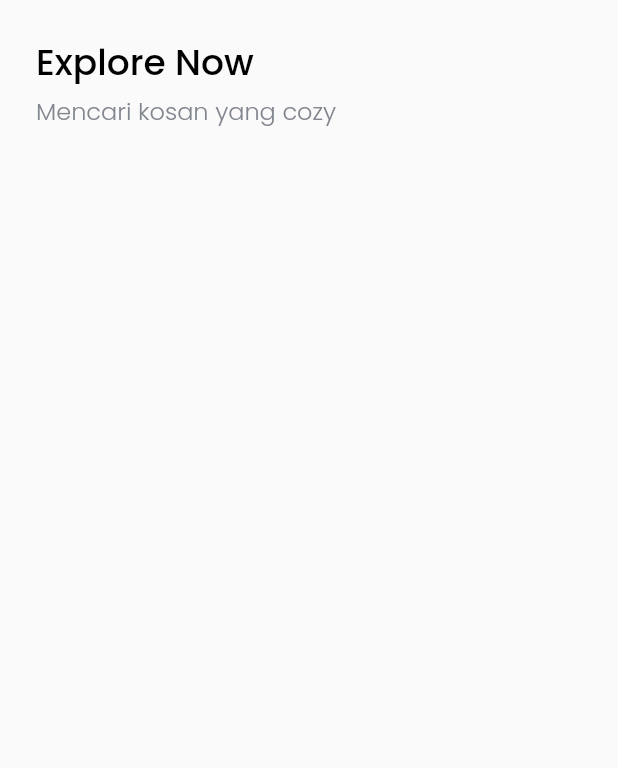
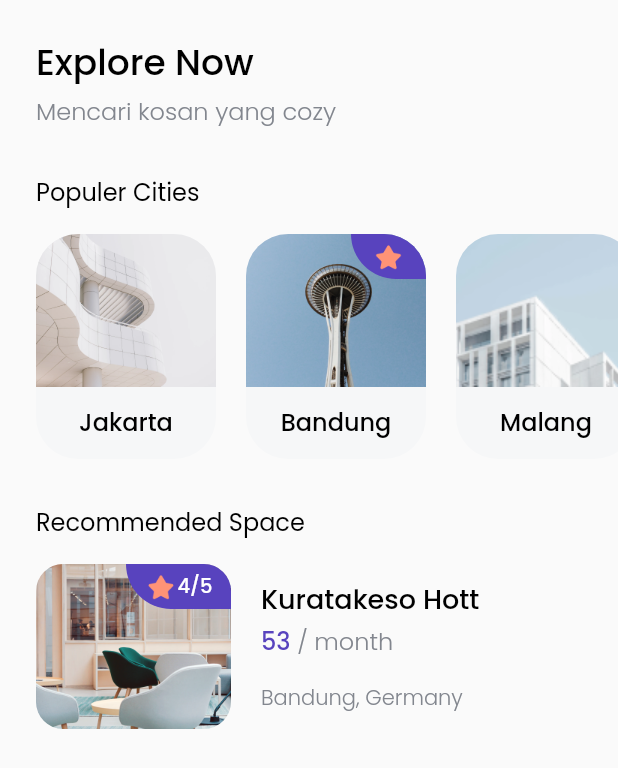
Before and after one commit to aristrisnawan/find-house, a Flutter app: the HomePage screen opened directly, on a phone screen of 412 x 824 dp. Shown: the top 768 px of the screen. Run offline on Flutter 3.47's test engine with Material 2 defaults, Android fonts, the phone set to English and light mode, and no system bars; our stand-ins replace google_fonts.

Commit message:
add popular cities & recommended space

```diff
--- /dev/null
+++ b/lib/models/city.dart
@@ -0,0 +1,8 @@
+class City {
+  int id;
+  String name;
+  String imageUrl;
+  bool isPopuler;
+
+  City({required this.id, required this.name, required this.imageUrl,  this.isPopuler = false});
+}
--- a/lib/pages/home_page.dart
+++ b/lib/pages/home_page.dart
@@ -1,4 +1,7 @@
+import 'package:find_house/models/city.dart';
 import 'package:find_house/theme.dart';
+import 'package:find_house/widgets/city_card.dart';
+import 'package:find_house/widgets/space_card.dart';
 import 'package:flutter/material.dart';
 
 class HomePage extends StatelessWidget {
@@ -10,10 +13,10 @@ class HomePage extends StatelessWidget {
       body: SafeArea(
           child: Padding(
         padding: EdgeInsets.symmetric(vertical: edge),
-        child: ListView(
-          children: [
+        child: ListView(children: [
           Padding(
             padding: EdgeInsets.only(left: edge),
+            // NOTE: TITLE/HEADER
             child: Text(
               "Explore Now",
               style: blackTextStyle.copyWith(fontSize: 24),
@@ -24,13 +27,85 @@ class HomePage extends StatelessWidget {
           ),
           Padding(
             padding: EdgeInsets.only(left: edge),
-            child: Text("Mencari kosan yang cozy",style: greyTextStyle.copyWith(
-              fontSize: 16
-            ),),
+            child: Text(
+              "Mencari kosan yang cozy",
+              style: greyTextStyle.copyWith(fontSize: 16),
             ),
-            SizedBox(
-              height: 30,
-            )
+          ),
+          SizedBox(
+            height: 30,
+          ),
+          // NOTE: POPULAR CITIES
+          Padding(
+            padding: EdgeInsets.only(left: edge),
+            child: Text(
+              "Populer Cities",
+              style: reulerTextStyle.copyWith(fontSize: 16),
+            ),
+          ),
+          SizedBox(
+            height: 16,
+          ),
+          Padding(
+            padding: EdgeInsets.only(left: edge),
+            child: Container(
+              height: 150,
+              child: ListView(
+                scrollDirection: Axis.horizontal,
+                children: [
+                  CityCard(City(
+                      id: 1,
+                      name: "Jakarta",
+                      imageUrl: "assets/image/city1.png")),
+                  SizedBox(
+                    width: 20,
+                  ),
+                  CityCard(City(
+                      id: 2,
+                      name: "Bandung",
+                      imageUrl: "assets/image/city2.png",
+                      isPopuler: true)),
+                  SizedBox(
+                    width: 20,
+                  ),
+                  CityCard(City(
+                      id: 3,
+                      name: "Malang",
+                      imageUrl: "assets/image/city3.png")),
+                  SizedBox(
+                    width: 20,
+                  ),
+                  CityCard(City(
+                      id: 3,
+                      name: "Surabaya",
+                      imageUrl: "assets/image/city4.png")),
+                ],
+              ),
+            ),
+          ),
+          SizedBox(
+            height: 30,
+          ),
+          // NOTE: RECOMMENDED SPACE
+          Padding(
+            padding: EdgeInsets.only(left: edge),
+            child: Text(
+              "Recommended Space",
+              style: reulerTextStyle.copyWith(fontSize: 16),
+            ),
+          ),
+          SizedBox(
+            height: 16,
+          ),
+          Padding(
+            padding:  EdgeInsets.only(left: edge),
+            child: Column(
+              crossAxisAlignment: CrossAxisAlignment.start,
+              children: [
+                SpaceCard()
+              ],
+            ),
+          )
         ]),
       )),
     );
--- a/lib/theme.dart
+++ b/lib/theme.dart
@@ -28,3 +28,8 @@ TextStyle purpleTextStyle = GoogleFonts.poppins(
   fontWeight: FontWeight.w500,
   color: purpleColor
 );
+
+TextStyle reulerTextStyle = GoogleFonts.poppins(
+  fontWeight: FontWeight.w400,
+  color: blackColor
+);
--- /dev/null
+++ b/lib/widgets/city_card.dart
@@ -0,0 +1,64 @@
+import 'package:find_house/models/city.dart';
+import 'package:find_house/theme.dart';
+import 'package:flutter/material.dart';
+
+class CityCard extends StatelessWidget {
+  final City city;
+
+  CityCard(this.city);
+
+  @override
+  Widget build(BuildContext context) {
+    return ClipRRect(
+      borderRadius: BorderRadius.circular(28),
+      child: Container(
+        height: 150,
+        width: 120,
+        color: Color(0xffF6F7F8),
+        child: Column(
+          // crossAxisAlignment: CrossAxisAlignment.start,
+          children: [
+            Stack(
+              children: [
+                Image.asset(
+                  city.imageUrl,
+                  width: 120,
+                  height: 102,
+                  fit: BoxFit.cover,
+                ),
+                city.isPopuler
+                    ? Align(
+                        alignment: Alignment.topRight,
+                        child: Container(
+                          width: 50,
+                          height: 30,
+                          decoration: BoxDecoration(
+                            borderRadius: BorderRadius.only(
+                                bottomLeft: Radius.circular(36)),
+                            color: purpleColor,
+                          ),
+                          child: Center(
+                            child: Image.asset(
+                              "assets/image/Icon_star_solid.png",
+                              width: 22,
+                              height: 22,
+                            ),
+                          ),
+                        ),
+                      )
+                    : Container()
+              ],
+            ),
+            SizedBox(
+              height: 11,
+            ),
+            Text(
+              city.name,
+              style: blackTextStyle.copyWith(fontSize: 16),
+            )
+          ],
+        ),
+      ),
+    );
+  }
+}
--- /dev/null
+++ b/lib/widgets/space_card.dart
@@ -0,0 +1,90 @@
+import 'package:find_house/theme.dart';
+import 'package:flutter/material.dart';
+
+class SpaceCard extends StatelessWidget {
+  const SpaceCard({super.key});
+
+  @override
+  Widget build(BuildContext context) {
+    return Row(
+      children: [
+        ClipRRect(
+          borderRadius: BorderRadius.circular(18),
+          child: Container(
+            height: 110,
+            width: 130,
+            child: Stack(
+              children: [
+                Image.asset(
+                  "assets/image/space1.png",
+                  height: 110,
+                  width: 130,
+                  fit: BoxFit.cover,
+                ),
+                Align(
+                  alignment: Alignment.topRight,
+                  child: Container(
+                    width: 70,
+                    height: 30,
+                    decoration: BoxDecoration(
+                        color: purpleColor,
+                        borderRadius:
+                            BorderRadius.only(bottomLeft: Radius.circular(30))),
+                    child: Center(
+                        child: Row(
+                      mainAxisAlignment: MainAxisAlignment.center,
+                      children: [
+                        Image.asset(
+                          "assets/image/Icon_star_solid.png",
+                          height: 22,
+                          width: 22,
+                        ),
+                        Text(
+                          "4/5",
+                          style: whiteTextStyle.copyWith(fontSize: 13),
+                        )
+                      ],
+                    )),
+                  ),
+                )
+              ],
+            ),
+          ),
+        ),
+        SizedBox(
+          width: 20,
+        ),
+        Column(
+          crossAxisAlignment: CrossAxisAlignment.start,
+          mainAxisAlignment: MainAxisAlignment.spaceBetween,
+          children: [
+            Text(
+              "Kuratakeso Hott",
+              style: blackTextStyle.copyWith(fontSize: 18),
+            ),
+            SizedBox(
+              height: 2,
+            ),
+            Text.rich(
+              TextSpan(
+                  text: "53",
+                  style: purpleTextStyle.copyWith(fontSize: 16),
+                  children: [
+                    TextSpan(
+                        text: " / month",
+                        style: greyTextStyle.copyWith(fontSize: 16))
+                  ]),
+            ),
+            SizedBox(
+              height: 16,
+            ),
+            Text(
+              "Bandung, Germany",
+              style: greyTextStyle.copyWith(fontSize: 14),
+            )
+          ],
+        ),
+      ],
+    );
+  }
+}
```
